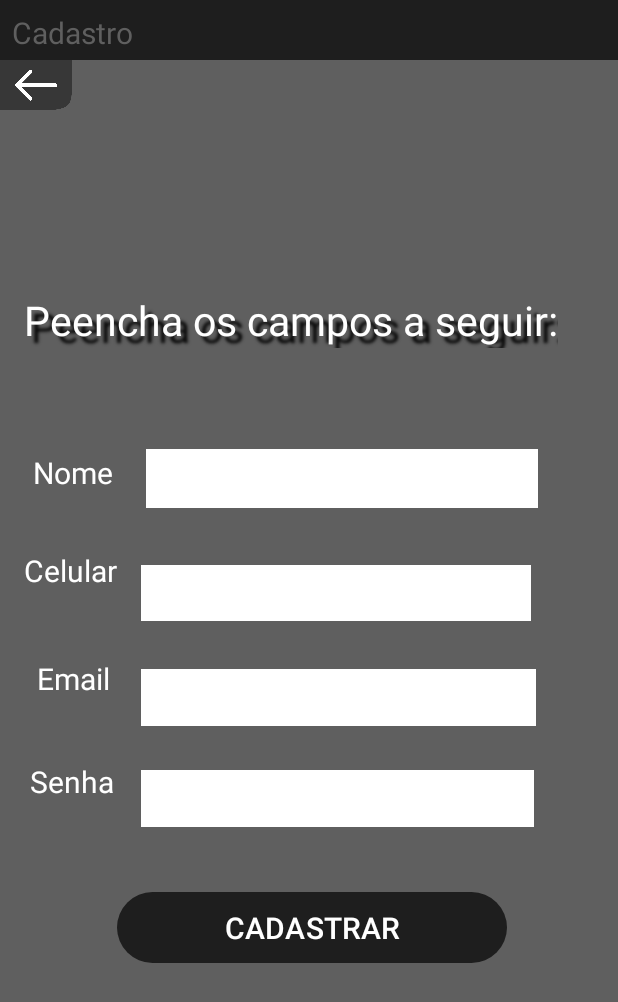
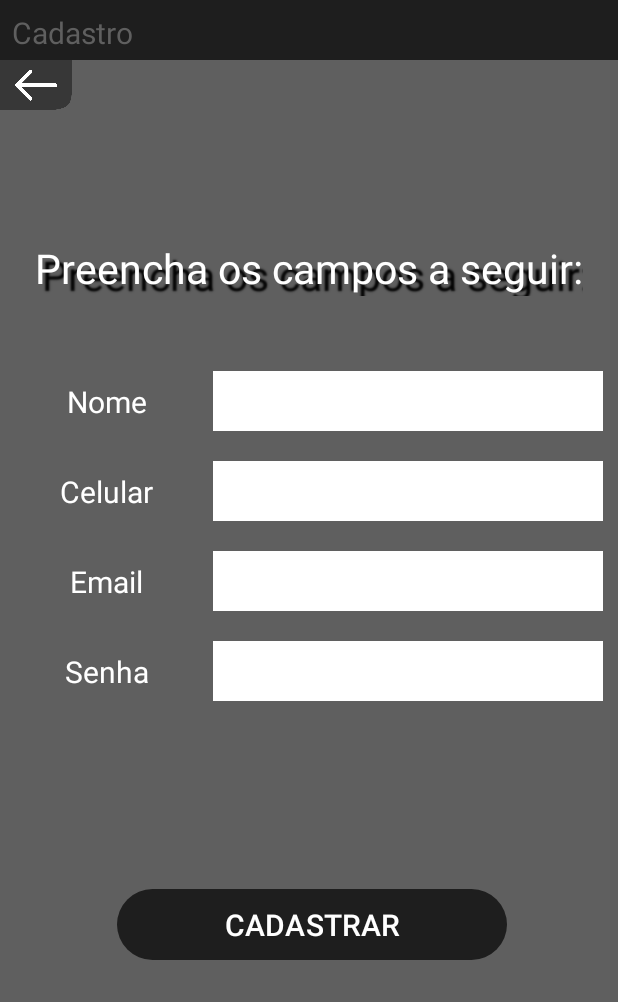
Before and after one commit to FelipeGrellmannSouza/ArrayFit, an Android app: the TelaCadastro screen opened directly, with no data from a screen before it, on a phone screen of 412 x 824 dp. Shown: the top 1002 px of the screen. Run offline under Robolectric (Android 15) with nearby library versions, the phone set to English and light mode, and no system bars.

Commit message:
Correção Layout Login e Cadastro

```diff
--- a/app/src/main/res/layout/activity_main.xml
+++ b/app/src/main/res/layout/activity_main.xml
@@ -78,10 +78,8 @@
             android:layout_height= "60dp"
             android:backgroundTint="@color/darkGray"
             android:text="CADASTRAR"
-            android:layout_marginTop="5dp"
+            android:layout_marginTop="10dp"
             android:onClick="btnCadastro"/>
-
-
     </LinearLayout>
 
 </androidx.constraintlayout.widget.ConstraintLayout>
--- a/app/src/main/res/layout/activity_tela_cadastro.xml
+++ b/app/src/main/res/layout/activity_tela_cadastro.xml
@@ -46,18 +46,14 @@
         android:id="@+id/textView6"
         android:layout_width="wrap_content"
         android:layout_height="wrap_content"
-        android:layout_marginStart="16dp"
-        android:layout_marginTop="100dp"
-        android:layout_marginEnd="40dp"
-        android:layout_marginBottom="537dp"
-        android:shadowColor="#050505"
+        android:layout_marginTop="120dp"
+        android:shadowColor="@color/black"
         android:shadowDx="7"
         android:shadowDy="7"
-        android:shadowRadius="2"
-        android:text="Peencha os campos a seguir:"
+        android:shadowRadius="1"
+        android:text="Preencha os campos a seguir:"
         android:textColor="@color/white"
         android:textSize="27sp"
-        app:layout_constraintBottom_toBottomOf="parent"
         app:layout_constraintEnd_toEndOf="parent"
         app:layout_constraintStart_toStartOf="parent"
         app:layout_constraintTop_toBottomOf="@+id/constraintLayout" />
@@ -66,66 +62,49 @@
         android:id="@+id/textView7"
         android:layout_width="wrap_content"
         android:layout_height="wrap_content"
-        android:layout_marginStart="21dp"
-        android:layout_marginTop="68dp"
-        android:layout_marginEnd="336dp"
-        android:layout_marginBottom="10dp"
         android:text="Nome"
         android:textColor="@color/white"
         android:textSize="20sp"
-        app:layout_constraintBottom_toTopOf="@+id/textView8"
-        app:layout_constraintEnd_toEndOf="parent"
+        app:layout_constraintBottom_toBottomOf="@+id/editTextText7"
+        app:layout_constraintEnd_toStartOf="@+id/editTextText7"
         app:layout_constraintStart_toStartOf="parent"
-        app:layout_constraintTop_toBottomOf="@+id/textView6" />
+        app:layout_constraintTop_toTopOf="@+id/editTextText7" />
 
     <TextView
         android:id="@+id/textView8"
         android:layout_width="wrap_content"
         android:layout_height="wrap_content"
-        android:layout_marginStart="21dp"
-        android:layout_marginTop="26dp"
-        android:layout_marginEnd="340dp"
-        android:layout_marginBottom="23dp"
         android:text="Celular"
         android:textColor="@color/white"
         android:textSize="20sp"
-        app:layout_constraintBottom_toTopOf="@+id/textView9"
-        app:layout_constraintEnd_toEndOf="parent"
+        app:layout_constraintBottom_toBottomOf="@+id/editTextText8"
+        app:layout_constraintEnd_toStartOf="@+id/editTextText8"
         app:layout_constraintStart_toStartOf="parent"
-        app:layout_constraintTop_toBottomOf="@+id/textView7" />
+        app:layout_constraintTop_toTopOf="@+id/editTextText8" />
 
     <TextView
         android:id="@+id/textView9"
         android:layout_width="wrap_content"
         android:layout_height="wrap_content"
-        android:layout_marginStart="21dp"
-        android:layout_marginTop="20dp"
-        android:layout_marginEnd="336dp"
-        android:layout_marginBottom="23dp"
         android:text="Email"
         android:textColor="@color/white"
         android:textSize="20sp"
-        app:layout_constraintBottom_toTopOf="@+id/textView10"
-        app:layout_constraintEnd_toEndOf="parent"
+        app:layout_constraintBottom_toBottomOf="@+id/editTextText9"
+        app:layout_constraintEnd_toStartOf="@+id/editTextText9"
         app:layout_constraintStart_toStartOf="parent"
-        app:layout_constraintTop_toBottomOf="@+id/textView8" />
+        app:layout_constraintTop_toTopOf="@+id/editTextText9" />
 
     <TextView
         android:id="@+id/textView10"
         android:layout_width="wrap_content"
         android:layout_height="wrap_content"
-        android:layout_marginStart="21dp"
-        android:layout_marginTop="16dp"
-        android:layout_marginEnd="336dp"
-        android:layout_marginBottom="288dp"
         android:text="Senha"
         android:textColor="@color/white"
         android:textSize="20sp"
-        app:layout_constraintBottom_toBottomOf="parent"
-        app:layout_constraintEnd_toEndOf="parent"
-        app:layout_constraintHorizontal_bias="1.0"
+        app:layout_constraintBottom_toBottomOf="@+id/editTextTextPassword"
+        app:layout_constraintEnd_toStartOf="@+id/editTextTextPassword"
         app:layout_constraintStart_toStartOf="parent"
-        app:layout_constraintTop_toBottomOf="@+id/textView9" />
+        app:layout_constraintTop_toTopOf="@+id/editTextTextPassword" />
 
     <Button
         android:id="@+id/button2"
@@ -133,7 +112,7 @@
         android:layout_height="55dp"
         android:layout_marginStart="77dp"
         android:layout_marginEnd="74dp"
-        android:layout_marginBottom="178dp"
+        android:layout_marginBottom="180dp"
         android:text="CADASTRAR"
         android:textSize="20sp"
         app:layout_constraintBottom_toBottomOf="parent"
@@ -142,66 +121,47 @@
 
     <EditText
         android:id="@+id/editTextText7"
-        android:layout_width="261dp"
-        android:layout_height="39dp"
-        android:layout_marginStart="24dp"
-        android:layout_marginTop="45dp"
-        android:layout_marginEnd="56dp"
-        android:layout_marginBottom="230dp"
+        android:layout_width="260dp"
+        android:layout_height="40dp"
+        android:layout_marginTop="50dp"
+        android:layout_marginEnd="10dp"
         android:background="@color/white"
         android:ems="10"
         android:inputType="text"
-        app:layout_constraintBottom_toTopOf="@+id/button2"
         app:layout_constraintEnd_toEndOf="parent"
-        app:layout_constraintStart_toEndOf="@+id/textView7"
         app:layout_constraintTop_toBottomOf="@+id/textView6"
         tools:ignore="SpeakableTextPresentCheck" />
 
     <EditText
         android:id="@+id/editTextText8"
         android:layout_width="260dp"
-        android:layout_height="37dp"
-        android:layout_marginStart="14dp"
-        android:layout_marginTop="27dp"
-        android:layout_marginEnd="56dp"
-        android:layout_marginBottom="166dp"
+        android:layout_height="40dp"
+        android:layout_marginTop="20dp"
         android:background="@color/white"
         android:ems="10"
         android:inputType="phone"
-        app:layout_constraintBottom_toTopOf="@+id/button2"
-        app:layout_constraintEnd_toEndOf="parent"
-        app:layout_constraintStart_toEndOf="@+id/textView8"
+        app:layout_constraintStart_toStartOf="@+id/editTextText7"
         app:layout_constraintTop_toBottomOf="@+id/editTextText7" />
 
     <EditText
         android:id="@+id/editTextText9"
-        android:layout_width="263dp"
-        android:layout_height="38dp"
-        android:layout_marginStart="21dp"
-        android:layout_marginTop="27dp"
-        android:layout_marginEnd="56dp"
-        android:layout_marginBottom="102dp"
+        android:layout_width="260dp"
+        android:layout_height="40dp"
+        android:layout_marginTop="20dp"
         android:background="@color/white"
         android:ems="10"
         android:inputType="textEmailAddress"
-        app:layout_constraintBottom_toTopOf="@+id/button2"
-        app:layout_constraintEnd_toEndOf="parent"
-        app:layout_constraintStart_toEndOf="@+id/textView9"
+        app:layout_constraintStart_toStartOf="@+id/editTextText8"
         app:layout_constraintTop_toBottomOf="@+id/editTextText8" />
 
     <EditText
         android:id="@+id/editTextTextPassword"
-        android:layout_width="262dp"
-        android:layout_height="38dp"
-        android:layout_marginStart="17dp"
-        android:layout_marginTop="27dp"
-        android:layout_marginEnd="56dp"
-        android:layout_marginBottom="37dp"
+        android:layout_width="260dp"
+        android:layout_height="40dp"
+        android:layout_marginTop="20dp"
         android:background="@color/white"
         android:inputType="textPassword"
-        app:layout_constraintBottom_toTopOf="@+id/button2"
-        app:layout_constraintEnd_toEndOf="parent"
-        app:layout_constraintStart_toEndOf="@+id/textView10"
+        app:layout_constraintStart_toStartOf="@+id/editTextText9"
         app:layout_constraintTop_toBottomOf="@+id/editTextText9"
         tools:ignore="TouchTargetSizeCheck" />
 
```
Also changed, not shown: app/src/main/res/layout/activity_tela_login.xml (+25 -47 lines).
